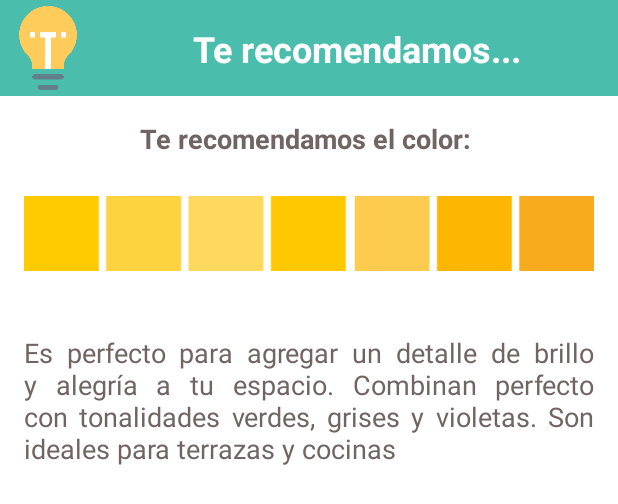
After one commit to andreandyp/TT-AndroidApp, an Android app: the layout pinturas_dialog.xml on its own in the app's theme, with its tools: preview values and no code run, on a phone screen of 412 x 824 dp. The commit adds this screen. Shown: the top 504 px of the screen. Run offline under Robolectric (Android 15) with nearby library versions, the phone set to English and light mode, and no system bars.

Commit message:
Truena el dialog

```diff
--- a/app/build.gradle
+++ b/app/build.gradle
@@ -54,22 +54,22 @@ dependencies {
     testImplementation 'junit:junit:4.12'
     androidTestImplementation 'androidx.test:runner:1.2.0'
     androidTestImplementation 'androidx.test.espresso:espresso-core:3.2.0'
-    def nav_version = "2.2.0-alpha01"
+    def nav_version = "2.2.0-rc01"
     implementation "androidx.navigation:navigation-fragment-ktx:$nav_version"
     implementation "androidx.navigation:navigation-ui-ktx:$nav_version"
 
-    def room_version = "2.2.0-alpha02"
+    def room_version = "2.2.1"
     implementation "androidx.room:room-runtime:$room_version"
     kapt "androidx.room:room-compiler:$room_version"
     implementation "androidx.room:room-ktx:$room_version"
     testImplementation "androidx.room:room-testing:$room_version"
 
-    implementation 'com.google.ar.sceneform.ux:sceneform-ux:1.12.0'
+    implementation 'com.google.ar.sceneform.ux:sceneform-ux:1.13.0'
 
     implementation 'pl.bclogic:pulsator4droid:1.0.3'
-    implementation 'com.android.support:cardview-v7:28.0.0'
+    //implementation 'com.android.support:cardview-v7:28.0.0'
     implementation 'androidx.gridlayout:gridlayout:1.0.0'
-    implementation 'com.google.ar.sceneform:assets:1.12.0'
+    implementation 'com.google.ar.sceneform:assets:1.13.0'
 
     implementation "com.squareup.retrofit2:retrofit:$version_retrofit"
     implementation "com.squareup.retrofit2:converter-moshi:$version_retrofit"
--- /dev/null
+++ b/app/src/main/java/com/apptt/axdecor/Dialogs/SugerenciaPinturaDialog.kt
@@ -0,0 +1,36 @@
+package com.apptt.axdecor.Dialogs
+
+
+import android.app.Dialog
+import android.content.DialogInterface
+import android.os.Bundle
+import androidx.fragment.app.Fragment
+import android.view.LayoutInflater
+import android.view.View
+import android.view.ViewGroup
+import android.widget.ImageView
+import android.widget.TextView
+import androidx.appcompat.app.AlertDialog
+import androidx.fragment.app.DialogFragment
+import com.apptt.axdecor.R
+
+
+class SugerenciaPinturaDialog(color: String) : DialogFragment() {
+    override fun onCreateDialog(savedInstanceState: Bundle?): Dialog {
+        val act = activity?.let {
+            val builder = AlertDialog.Builder(it)
+            val inflater = requireActivity().layoutInflater
+            builder.setView(inflater.inflate(R.layout.pinturas_dialog, null))
+                .setPositiveButton("Ok",
+                    DialogInterface.OnClickListener { dialog, id ->
+                        getDialog()?.cancel()
+                    })
+            val im = it.findViewById<ImageView>(R.id.imPaleta)
+            im.setImageResource(R.drawable.rojos)
+            builder.create()
+        } ?: throw IllegalStateException("Activity cannot be null")
+        return act
+    }
+
+
+}
--- a/app/src/main/java/com/apptt/axdecor/activities/ARCrearActivity.kt
+++ b/app/src/main/java/com/apptt/axdecor/activities/ARCrearActivity.kt
@@ -23,6 +23,7 @@ import androidx.drawerlayout.widget.DrawerLayout
 import androidx.fragment.app.Fragment
 import androidx.fragment.app.FragmentTransaction
 import com.apptt.axdecor.Dialogs.RoomsSelectDialog
+import com.apptt.axdecor.Dialogs.SugerenciaPinturaDialog
 import com.apptt.axdecor.R
 import com.apptt.axdecor.Utilities.ARCoreUtils
 import com.apptt.axdecor.fragments.ModoDecoracionFragment
@@ -44,6 +45,7 @@ import com.google.ar.sceneform.rendering.Texture
 import com.google.ar.sceneform.ux.ArFragment
 import com.google.ar.sceneform.ux.TransformableNode
 import kotlinx.android.synthetic.main.activity_arcrear.*
+import kotlinx.android.synthetic.main.pinturas_dialog.*
 import java.io.ByteArrayOutputStream
 import java.io.File
 import java.io.FileOutputStream
@@ -114,6 +116,7 @@ class ARCrearActivity : AppCompatActivity(), NavigationView.OnNavigationItemSele
                 R.id.itemColores -> {
                     Toast.makeText(this, "Colores", Toast.LENGTH_SHORT).show()
                     arsesion?.setupPlaneFinding(1)
+                    muestraSugerencia("amarillo")
                     true
                 }
                 else -> false
@@ -245,7 +248,7 @@ class ARCrearActivity : AppCompatActivity(), NavigationView.OnNavigationItemSele
                 toast.show()
                 null
             }
-        arFragment?.setOnTapArPlaneListener { hitResult, _ , _ ->
+        arFragment?.setOnTapArPlaneListener { hitResult, _, _ ->
             if (Modelo == null) {
                 return@setOnTapArPlaneListener
             }
@@ -258,7 +261,7 @@ class ARCrearActivity : AppCompatActivity(), NavigationView.OnNavigationItemSele
             mod.setParent(anchorNode)
             mod.renderable = Modelo
             mod.select()
-            mod.setOnTapListener { _ , _ ->
+            mod.setOnTapListener { _, _ ->
                 btnRemove.visibility = View.VISIBLE
                 btnRemove.setOnClickListener {
                     removeObject(anchorNode)
@@ -374,4 +377,10 @@ class ARCrearActivity : AppCompatActivity(), NavigationView.OnNavigationItemSele
                 }
             }
     }
+
+    private fun muestraSugerencia(color: String) {
+        var cuadrito = SugerenciaPinturaDialog("rojo")
+        cuadrito.show(supportFragmentManager, "Sugerencia")
+    }
+
 }
--- a/app/src/main/java/com/apptt/axdecor/activities/SplashActivity.kt
+++ b/app/src/main/java/com/apptt/axdecor/activities/SplashActivity.kt
@@ -30,9 +30,9 @@ class SplashActivity : AppCompatActivity() {
         val scope = CoroutineScope(job + Dispatchers.Main)
         val repository = AXDecorRepository(application)
         scope.launch {
-            repository.getDefaultData()
-            repository.getProviders()
-            repository.getModels()
+            //repository.getDefaultData()
+            //repository.getProviders()
+            //repository.getModels()
         }
     }
 
--- a/app/src/main/res/layout/catalogo_fragment.xml
+++ b/app/src/main/res/layout/catalogo_fragment.xml
@@ -9,11 +9,6 @@
                 name="catalogoViewModel"
                 type="com.apptt.axdecor.viewmodels.CatalogoViewModel" />
     </data>
-    <androidx.recyclerview.widget.RecyclerView
-            android:id="@+id/catalogo_recycler_view"
-            android:layout_width="match_parent"
-            android:layout_height="match_parent"
-            tools:listitem="@layout/modelo_item"/>
     <androidx.constraintlayout.widget.ConstraintLayout
             android:id="@+id/catalogo"
             android:layout_width="match_parent"
--- /dev/null
+++ b/app/src/main/res/layout/pinturas_dialog.xml
@@ -0,0 +1,86 @@
+<?xml version="1.0" encoding="utf-8"?>
+<androidx.constraintlayout.widget.ConstraintLayout xmlns:android="http://schemas.android.com/apk/res/android"
+        xmlns:app="http://schemas.android.com/apk/res-auto"
+        xmlns:tools="http://schemas.android.com/tools"
+        android:layout_width="match_parent"
+        android:layout_height="wrap_content"
+        android:background="#FFFFFF">
+
+    <com.google.android.material.textview.MaterialTextView
+            android:id="@+id/materialTextView2"
+            android:layout_width="wrap_content"
+            android:layout_height="wrap_content"
+            android:justificationMode="inter_word"
+            android:paddingLeft="16dp"
+            android:paddingTop="16dp"
+            android:paddingRight="16dp"
+            android:text="Te recomendamos el color: "
+            android:textColor="#706563"
+            android:textSize="18sp"
+            android:textStyle="bold"
+            app:layout_constraintEnd_toEndOf="parent"
+            app:layout_constraintStart_toStartOf="parent"
+            app:layout_constraintTop_toBottomOf="@+id/constraintLayout" />
+
+    <ImageView
+            android:id="@+id/imPaleta"
+            android:layout_width="0dp"
+            android:layout_height="wrap_content"
+            android:paddingLeft="16dp"
+            android:paddingRight="16dp"
+            app:layout_constraintEnd_toEndOf="parent"
+            app:layout_constraintHorizontal_bias="0.0"
+            app:layout_constraintStart_toStartOf="parent"
+            app:layout_constraintTop_toBottomOf="@+id/materialTextView2"
+            app:srcCompat="@drawable/amarillos" />
+
+    <com.google.android.material.textview.MaterialTextView
+            android:id="@+id/tvTexto"
+            android:layout_width="0dp"
+            android:layout_height="wrap_content"
+            android:justificationMode="inter_word"
+            android:paddingLeft="16dp"
+            android:paddingTop="16dp"
+            android:paddingRight="16dp"
+            android:text="@string/sugerenciaAmarillo"
+            android:textColor="#706563"
+            android:textSize="18sp"
+            app:layout_constraintEnd_toEndOf="parent"
+            app:layout_constraintHorizontal_bias="0.0"
+            app:layout_constraintStart_toStartOf="parent"
+            app:layout_constraintTop_toBottomOf="@+id/imPaleta" />
+
+    <androidx.constraintlayout.widget.ConstraintLayout
+            android:id="@+id/constraintLayout"
+            android:layout_width="match_parent"
+            android:layout_height="wrap_content"
+            android:background="@color/colorPrimary"
+            app:layout_constraintStart_toStartOf="parent"
+            app:layout_constraintTop_toTopOf="parent">
+
+        <com.google.android.material.textview.MaterialTextView
+                android:id="@+id/tvTitulo"
+                android:layout_width="wrap_content"
+                android:layout_height="wrap_content"
+                android:text="Te recomendamos..."
+                android:textAlignment="center"
+                android:textColor="#FFFFFF"
+                android:textSize="24sp"
+                android:textStyle="bold"
+                android:justificationMode="inter_word"
+                app:layout_constraintBottom_toBottomOf="parent"
+                app:layout_constraintEnd_toEndOf="parent"
+                app:layout_constraintStart_toEndOf="@+id/imBulb"
+                app:layout_constraintTop_toTopOf="parent" />
+
+        <ImageView
+                android:id="@+id/imBulb"
+                android:layout_width="64dp"
+                android:layout_height="64dp"
+                android:padding="4dp"
+                app:layout_constraintStart_toStartOf="parent"
+                app:layout_constraintTop_toTopOf="parent"
+                app:srcCompat="@drawable/lightbulb" />
+    </androidx.constraintlayout.widget.ConstraintLayout>
+
+</androidx.constraintlayout.widget.ConstraintLayout>
--- a/app/src/main/res/values/strings.xml
+++ b/app/src/main/res/values/strings.xml
@@ -48,4 +48,8 @@ La decoración de interiores está más enfocada a lo estético, al amueblamient
 </string>
     <string name="Resp4">La respuesta es no, sin embargo en el mundo de la decoración existen muchos estilos, clásico, rústico, minimalista, por mencionar algunos, en los que te puedes guiar si es que aún no tienes una idea de cómo quieres decorar tu espacio.
 </string>
+    <string name="sugerenciaAmarillo">Es perfecto para agregar un detalle de brillo y alegría a tu espacio.
+Combinan perfecto con tonalidades verdes, grises y violetas.
+Son ideales para terrazas y cocinas
+</string>
 </resources>
```
Also changed, not shown: app/src/main/res/drawable/amarillos.png (added), app/src/main/res/drawable/azules.png (added), app/src/main/res/drawable/lightbulb.png (added), app/src/main/res/drawable/rojos.png (added), app/src/main/res/drawable/verdes.png (added).
